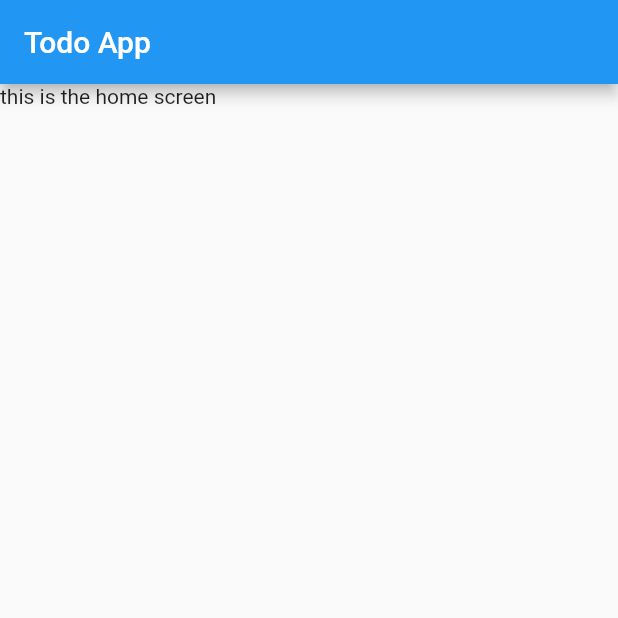
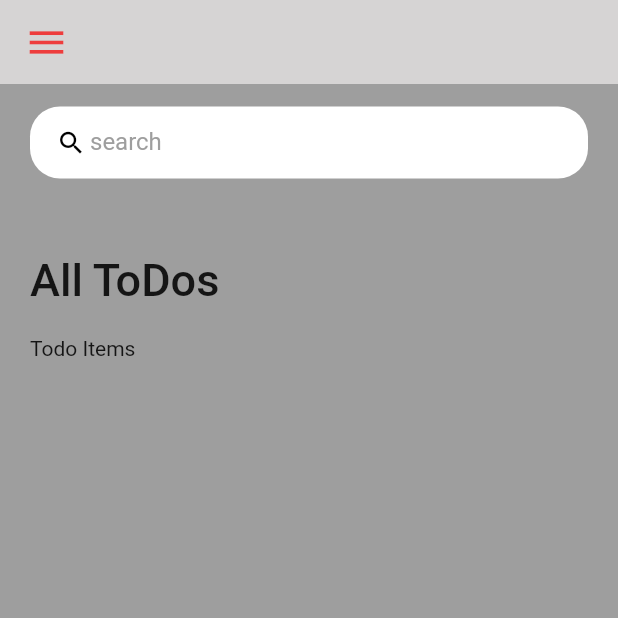
Before and after one commit to habertrogena/flutter_todo_list, a Flutter app: the screen it shows after launch, on a phone screen of 412 x 824 dp, the top half of it. Run offline on Flutter 3.47's test engine with Material 2 defaults, Android fonts, the phone set to English and light mode, and no system bars.

Commit message:
feat:created search bar

```diff
--- a/lib/main.dart
+++ b/lib/main.dart
@@ -1,4 +1,5 @@
 import 'package:flutter/material.dart';
+import 'package:flutter/services.dart';
 import 'screens/home.dart';
 
 void main() {
@@ -11,7 +12,11 @@ class MyApp extends StatelessWidget {
   // This widget is the root of your application.
   @override
   Widget build(BuildContext context) {
+    SystemChrome.setSystemUIOverlayStyle(
+      SystemUiOverlayStyle(statusBarColor: Colors.transparent),
+    );
     return MaterialApp(
+      debugShowCheckedModeBanner: false,
       title: 'Todo App',
       home: Home(),
     );
--- a/lib/screens/home.dart
+++ b/lib/screens/home.dart
@@ -1,4 +1,5 @@
 import 'package:flutter/material.dart';
+import 'package:todo_list/widget/todo_item.dart';
 
 class Home extends StatelessWidget {
   const Home({super.key});
@@ -6,11 +7,73 @@ class Home extends StatelessWidget {
   @override
   Widget build(BuildContext context) {
     return Scaffold(
-      appBar: AppBar(
-        title: Text('Todo App'),
+      backgroundColor: Colors.grey,
+      appBar: _buildAppBar(),
+      body: Container(
+          padding: EdgeInsets.symmetric(horizontal: 20, vertical: 15),
+          child: Column(
+            children: [
+              searchBox(),
+              Expanded(
+                child: ListView(
+                  children: [
+                    Container(
+                      margin: EdgeInsets.only(top: 50, bottom: 20),
+                      child: Text(
+                        'All ToDos',
+                        style: TextStyle(
+                          fontSize: 30,
+                          fontWeight: FontWeight.w500,
+                        ),
+                      ),
+                    ),
+                    TodoItem()
+                  ],
+                ),
+              )
+            ],
+          )),
+    );
+  }
+
+  Widget searchBox() {
+    return Container(
+      padding: EdgeInsets.symmetric(horizontal: 15),
+      decoration: BoxDecoration(
+          color: Colors.white, borderRadius: BorderRadius.circular(20)),
+      child: TextField(
+        decoration: InputDecoration(
+          contentPadding: EdgeInsets.all(0),
+          prefixIcon: Icon(
+            Icons.search,
+            color: Colors.black,
+            size: 20,
+          ),
+          prefixIconConstraints: BoxConstraints(maxHeight: 20, minWidth: 25),
+          border: InputBorder.none,
+          hintText: 'search',
+          hintStyle: TextStyle(color: Colors.grey),
+        ),
       ),
-      body: Container(
-        child: Text('this is the home screen'),
+    );
+  }
+
+  AppBar _buildAppBar() {
+    return AppBar(
+      elevation: 0,
+      backgroundColor: Color.fromARGB(255, 214, 212, 212),
+      title: Row(
+        children: [
+          Icon(
+            Icons.menu,
+            color: Color.fromARGB(193, 246, 13, 13),
+            size: 30,
+          ),
+          Container(
+            height: 40,
+            width: 40,
+          )
+        ],
       ),
     );
   }
--- /dev/null
+++ b/lib/widget/todo_item.dart
@@ -0,0 +1,10 @@
+import 'package:flutter/widgets.dart';
+
+class TodoItem extends StatelessWidget {
+  const TodoItem({super.key});
+
+  @override
+  Widget build(BuildContext context) {
+    return Container(child: Text('Todo Items'));
+  }
+}
--- a/pubspec.yaml
+++ b/pubspec.yaml
@@ -60,9 +60,9 @@ flutter:
   uses-material-design: true
 
   # To add assets to your application, add an assets section, like this:
-  # assets:
-  #   - images/a_dot_burr.jpeg
-  #   - images/a_dot_ham.jpeg
+  assets:
+    - assets/images/habert.jpg
+   #  - images/a_dot_ham.jpeg
 
   # An image asset can refer to one or more resolution-specific "variants", see
   # https://flutter.dev/assets-and-images/#resolution-aware
```
Also changed, not shown: assets/images/habert.jpg (added), lib/constants/colors.dart (added).
